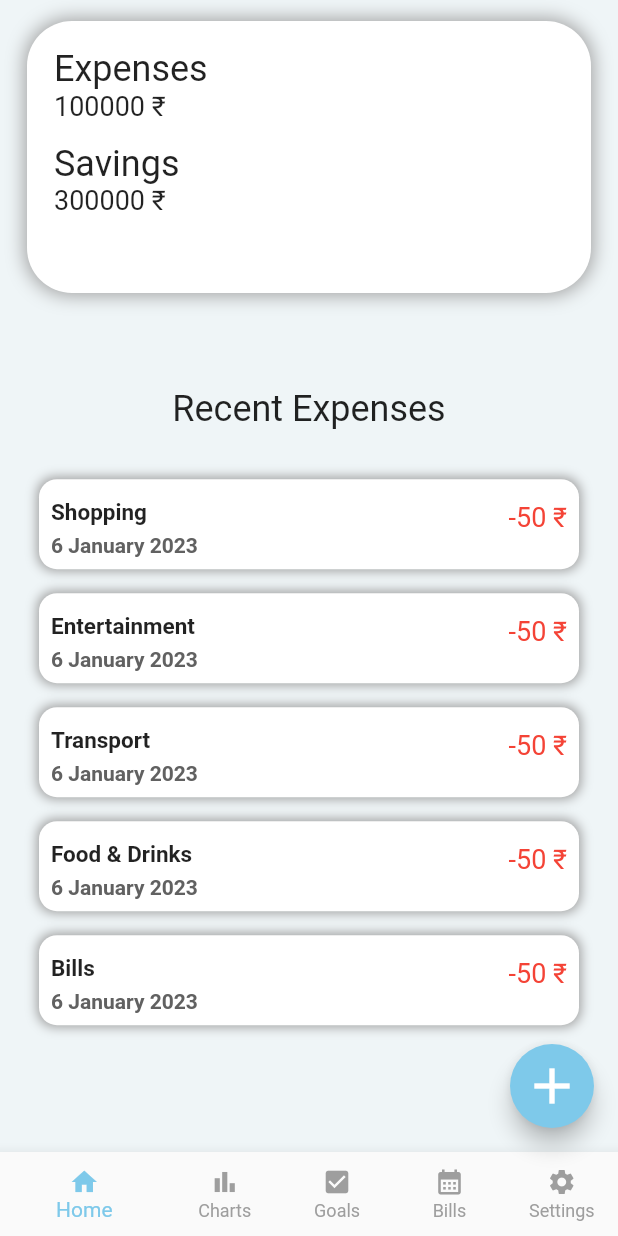
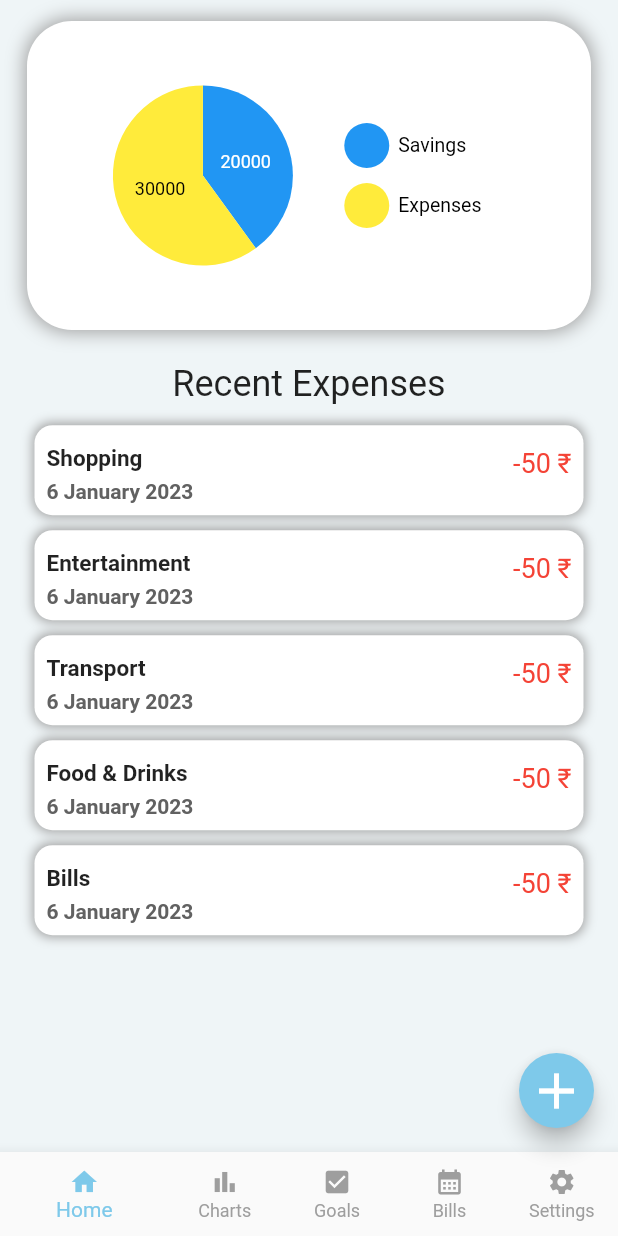
Before and after one commit to ratishjain12/Budget-Tracker-App, a Flutter app: the HomePage screen opened by its route, on a phone screen of 412 x 824 dp. Run offline on Flutter 3.47's test engine with Material 2 defaults, Android fonts, the phone set to English and light mode, and no system bars; our stand-ins replace cloud_firestore, firebase_auth, firebase_core, google_sign_in, shared_preferences, syncfusion_flutter_charts; accounts and stored records are empty.

Commit message:
charts done

```diff
--- a/lib/main.dart
+++ b/lib/main.dart
@@ -1,3 +1,4 @@
+import 'package:budget_tracker/screens/chart.dart';
 import 'package:budget_tracker/screens/helper/helper_function.dart';
 import 'package:budget_tracker/screens/home_page.dart';
 import 'package:budget_tracker/screens/login_options/login_opt.dart';
@@ -50,8 +51,9 @@ class _MyAppState extends State<MyApp> {
         colorScheme:
             ColorScheme.light().copyWith(primary: AppColors.secondaryColor),
       ),
-      home: _isSignedIn ? HomePage() : Login_opt(),
+      home: HomePage(), //_isSignedIn ? HomePage() : Login_opt(),
       routes: {
+        // '/graph': (context) => ChartWidget(),
         '/login_opt': (context) => Login_opt(),
         '/signin': (context) => SignIn(),
         '/signup': (context) => SignUp(),
--- /dev/null
+++ b/lib/screens/chart.dart
@@ -0,0 +1,100 @@
+import 'package:flutter/material.dart';
+import 'package:syncfusion_flutter_charts/charts.dart';
+
+class ChartWidget extends StatefulWidget {
+  final bool isLegend;
+  final int? expenses;
+  final int? savings;
+  // final List<ExpenseData> data;
+  final List<Color> chartColor;
+  const ChartWidget(
+      {Key? key,
+      required this.isLegend,
+      this.expenses,
+      this.savings,
+      // required this.data,
+      required this.chartColor})
+      : super(key: key);
+
+  @override
+  State<ChartWidget> createState() => _ChartWidgetState();
+}
+
+class _ChartWidgetState extends State<ChartWidget> {
+  late List<ChartData> _chartData;
+  late TooltipBehavior _tooltipBehaviour;
+
+  @override
+  void initState() {
+    // TODO: implement initState
+    _chartData = getData();
+    _tooltipBehaviour = TooltipBehavior(enable: true);
+    super.initState();
+  }
+
+  @override
+  Widget build(BuildContext context) {
+    return SfCircularChart(
+      palette: widget.chartColor,
+      // title: ChartTitle(text: "Your this month's expenses \n (in RS)"),
+      tooltipBehavior: _tooltipBehaviour,
+      series: <CircularSeries>[
+        PieSeries<ChartData, String>(
+          dataSource: _chartData,
+          xValueMapper: (ChartData data, _) => data.name,
+          yValueMapper: (ChartData data, _) => data.expense,
+          dataLabelSettings: DataLabelSettings(isVisible: true),
+          enableTooltip: true,
+        ),
+      ],
+      legend: Legend(
+        isVisible: widget.isLegend,
+        overflowMode: LegendItemOverflowMode.wrap,
+        iconHeight: 30,
+        iconWidth: 30,
+      ),
+    );
+  }
+
+  List<ChartData> getData() {
+    List<ChartData> data = [
+      ChartData(name: 'Savings', expense: widget.expenses),
+      ChartData(name: 'Expenses', expense: widget.savings),
+      // ChartData(name: 'Entertainment', expense: 1000),
+      // ChartData(name: 'Bills', expense: 3300),
+      // ChartData(name: 'Investment', expense: 2500),
+      // ChartData(name: 'Others', expense: 1500),
+    ];
+    return data;
+  }
+}
+
+class ChartData {
+  String? name;
+  int? expense;
+  ChartData({required this.name, required this.expense});
+}
+
+// class ExpenseChart extends StatefulWidget {
+//   const ExpenseChart({Key? key}) : super(key: key);
+
+//   @override
+//   State<ExpenseChart> createState() => _ExpenseChartState();
+// }
+
+// class _ExpenseChartState extends State<ExpenseChart> {
+//   @override
+//   Widget build(BuildContext context) {
+//     return SfCartesianChart();
+//   }
+// }
+
+// List<ExpenseData> getExpenseData(){
+
+// }
+
+// class ExpenseData {
+//   String? name;
+//   int? expense;
+//   ExpenseData({required name, required expense});
+// }
--- a/lib/screens/home_page.dart
+++ b/lib/screens/home_page.dart
@@ -1,3 +1,4 @@
+import 'package:budget_tracker/screens/chart.dart';
 import 'package:budget_tracker/screens/login_options/login_opt.dart';
 import 'package:budget_tracker/services/auth_service.dart';
 import 'package:budget_tracker/widgets/colors.dart';
@@ -63,10 +64,13 @@ class _HomePageState extends State<HomePage> {
   String? opt;
   @override
   Widget build(BuildContext context) {
-    var screeWidth = MediaQuery.of(context).size.width;
-    var screeHeight = MediaQuery.of(context).size.height;
+    var screenWidth = MediaQuery.of(context).size.width;
+    var screenHeight = MediaQuery.of(context).size.height;
     return Scaffold(
-      floatingActionButton: FloatingActionButton(
+      floatingActionButton: Container(
+        width: 50,
+        height: 50,
+        child: FloatingActionButton(
           onPressed: () {
             setState(() {
               opt = null;
@@ -79,6 +83,7 @@ class _HomePageState extends State<HomePage> {
             color: Colors.white,
           ),
           backgroundColor: AppColors.secondaryColor,
+        ),
       ),
       bottomNavigationBar: BottomNavigationBar(
           unselectedItemColor: Colors.grey,
@@ -120,7 +125,7 @@ class _HomePageState extends State<HomePage> {
                     const EdgeInsets.symmetric(horizontal: 18.0, vertical: 14),
                 child: Container(
                   width: double.infinity,
-                  height: screeHeight * 0.22,
+                  height: screenHeight * 0.25,
                   decoration: BoxDecoration(
                     color: Colors.white,
                     borderRadius: BorderRadius.circular(30),
@@ -134,41 +139,53 @@ class _HomePageState extends State<HomePage> {
                   ),
                   child: Container(
                     margin: EdgeInsets.all(18),
-                    child: Column(
-                      crossAxisAlignment: CrossAxisAlignment.start,
+                    child: Row(
+                      mainAxisAlignment: MainAxisAlignment.spaceBetween,
                       children: [
-                        Text(
-                          "Expenses",
-                          style: TextStyle(
-                            fontSize: 24,
-                          ),
-                        ),
-                        Text(
-                          "100000" + " " + "\u{20B9}",
-                          style: TextStyle(
-                            fontSize: 18,
-                          ),
-                        ),
-                        Padding(padding: EdgeInsets.all(7)),
-                        Text(
-                          "Savings",
-                          style: TextStyle(
-                            fontSize: 24,
-                          ),
-                        ),
-                        Text(
-                          "300000" + " " + "\u{20B9}",
-                          style: TextStyle(
-                            fontSize: 18,
-                          ),
+                        // Column(
+                        //   crossAxisAlignment: CrossAxisAlignment.start,
+                        //   children: [
+                        //     Text(
+                        //       "Expenses",
+                        //       style: TextStyle(
+                        //         fontSize: 24,
+                        //       ),
+                        //     ),
+                        //     Text(
+                        //       "100000" + " " + "\u{20B9}",
+                        //       style: TextStyle(
+                        //         fontSize: 18,
+                        //       ),
+                        //     ),
+                        //     Padding(padding: EdgeInsets.all(7)),
+                        //     Text(
+                        //       "Savings",
+                        //       style: TextStyle(
+                        //         fontSize: 24,
+                        //       ),
+                        //     ),
+                        //     Text(
+                        //       "300000" + " " + "\u{20B9}",
+                        //       style: TextStyle(
+                        //         fontSize: 18,
+                        //       ),
+                        //     ),
+                        //   ],
+                        // ),
+                        ChartWidget(
+                          isLegend: true,
+                          expenses: 20000,
+                          savings: 30000,
+                          chartColor: [Colors.blue, Colors.yellow],
                         ),
                       ],
                     ),
                   ),
                 ),
               ),
+
               SizedBox(
-                height: screeHeight * 0.06,
+                height: screenHeight * 0.01,
               ),
               Text(
                 "Recent Expenses",
@@ -177,7 +194,7 @@ class _HomePageState extends State<HomePage> {
                 ),
               ),
               SizedBox(
-                height: screeHeight * 0.03,
+                height: screenHeight * 0.01,
               ),
               ListView.builder(
                 shrinkWrap: true,
--- a/lib/widgets/expense_tile.dart
+++ b/lib/widgets/expense_tile.dart
@@ -24,7 +24,7 @@ class _ExpenseTileState extends State<ExpenseTile> {
   @override
   Widget build(BuildContext context) {
     return Container(
-      margin: EdgeInsets.all(8),
+      margin: EdgeInsets.all(5),
       padding: EdgeInsets.all(8),
       width: double.infinity,
       height: 60,
--- a/pubspec.yaml
+++ b/pubspec.yaml
@@ -29,6 +29,7 @@ environment:
 # the latest version available on pub.dev. To see which dependencies have newer
 # versions available, run `flutter pub outdated`.
 dependencies:
+  # charts_flutter: ^0.12.0
   cloud_firestore: ^4.3.1
   cupertino_icons: ^1.0.2
   firebase_auth: ^4.2.5
@@ -37,6 +38,7 @@ dependencies:
     sdk: flutter
   google_sign_in: ^5.4.3
   shared_preferences: ^2.0.15
+  syncfusion_flutter_charts: ^19.1.54
 
 dev_dependencies:
   flutter_lints: ^2.0.0
```
Also changed, not shown: pubspec.lock. Lines whose indentation alone changed are shown as unchanged.
